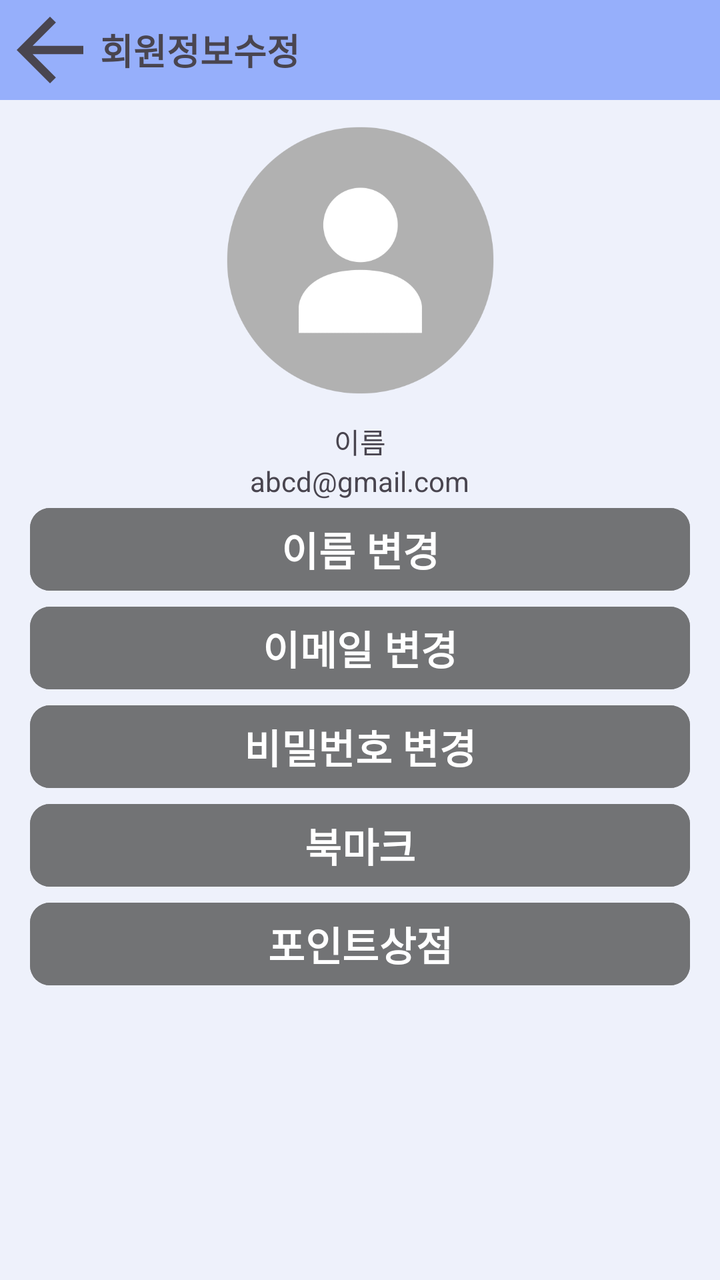
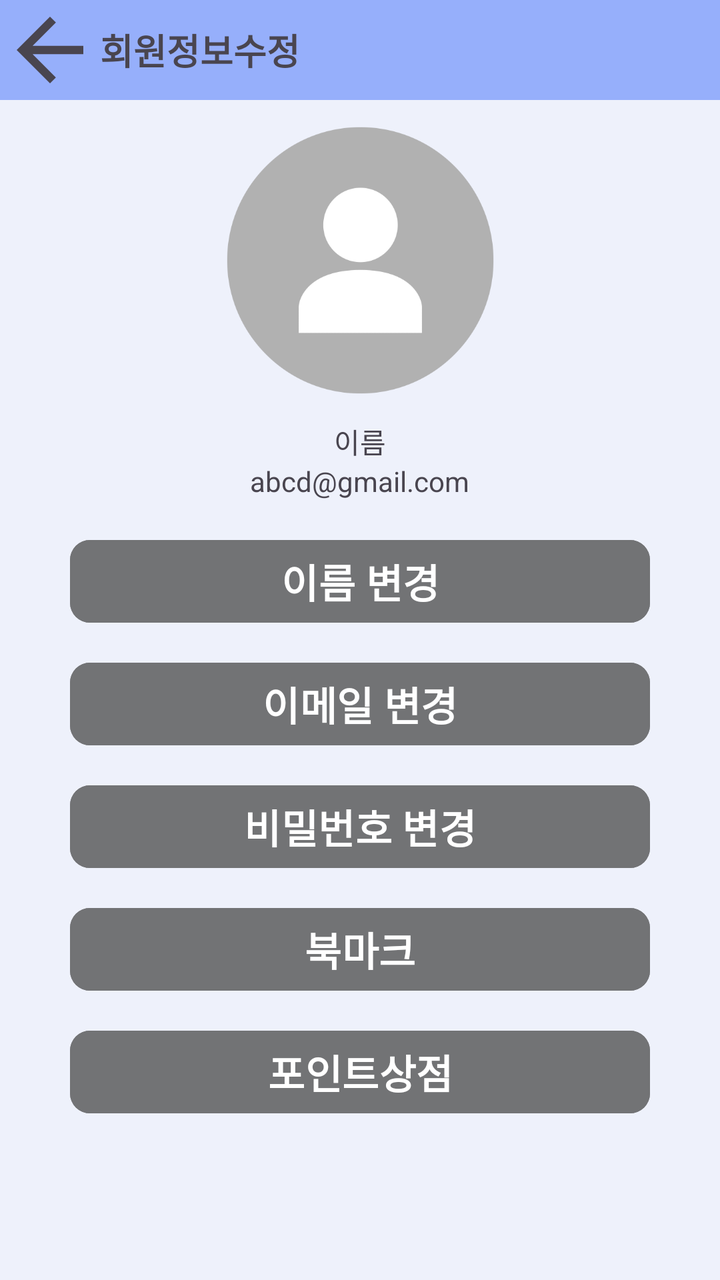

An Android layout rendered at two revisions. The XML below is the earlier revision; the diff shows what the commit changed to produce the second picture.
<!-- AndroidManifest.xml: application theme Theme.Lostfind -->
<!-- res/layout/myinfo.xml -->
<?xml version="1.0" encoding="utf-8"?>
<LinearLayout xmlns:android="http://schemas.android.com/apk/res/android"
    xmlns:app="http://schemas.android.com/apk/res-auto"
    xmlns:tools="http://schemas.android.com/tools"
    android:id="@+id/main"
    android:layout_width="match_parent"
    android:layout_height="match_parent"
    android:orientation="vertical"
    tools:context=".MainActivity"
    android:visibility="visible">

    <RelativeLayout
        android:layout_width="match_parent"
        android:layout_height="50dp"
        android:orientation="horizontal"
        android:background="@color/two">

        <ImageButton
            android:id="@+id/imageButton"
            android:layout_width="50dp"
            android:layout_height="50dp"
            android:adjustViewBounds="true"
            android:scaleType="centerCrop"
            android:src="@drawable/left_arrow"
            android:contentDescription="backButton"
            android:background="?selectableItemBackgroundBorderless" />

        <TextView
            android:layout_width="wrap_content"
            android:layout_height="50dp"
            android:layout_alignBottom="@id/imageButton"
            android:layout_toRightOf="@id/imageButton"
            android:text="회원정보수정"
            android:textSize="18sp"
            android:textStyle="bold"
            android:gravity="center"/>
    </RelativeLayout>

    <LinearLayout
        android:layout_width="match_parent"
        android:layout_height="200dp"
        android:orientation="vertical"
        android:gravity="bottom|center"
        android:background="@color/one">

        <ImageView
            android:layout_width="140dp"
            android:layout_height="100dp"
            android:scaleType="centerCrop"
            android:adjustViewBounds="true"
            android:src="@drawable/default_infoicon"
            android:layout_weight="1" />


        <TextView
            android:id="@+id/userName"
            android:layout_width="wrap_content"
            android:layout_height="wrap_content"
            android:text="이름"/>

        <TextView
            android:id="@+id/userEmail"
            android:layout_width="wrap_content"
            android:layout_height="wrap_content"
            android:text="abcd@gmail.com"/>

    </LinearLayout>

    <LinearLayout
        android:layout_width="match_parent"
        android:layout_height="match_parent"
        android:orientation="vertical"
        android:weightSum="100"
        android:background="@color/one">


        <Button
            android:id="@+id/name_change_button"
            android:layout_width="match_parent"
            android:layout_height="wrap_content"
            android:layout_marginLeft="15dp"
            android:layout_marginRight="15dp"
            android:text="이름 변경"
            android:textSize="20sp"
            android:textStyle="bold"
            app:cornerRadius="10dp"
            android:backgroundTint="@color/gray"/>

        <Button
            android:id="@+id/email_change_button"
            android:layout_width="match_parent"
            android:layout_height="wrap_content"
            android:layout_marginLeft="15dp"
            android:layout_marginRight="15dp"
            android:text="이메일 변경"
            android:textSize="20sp"
            android:textStyle="bold"
            app:cornerRadius="10dp"
            android:backgroundTint="@color/gray"/>

        <Button
            android:id="@+id/pw_change_button"
            android:layout_width="match_parent"
            android:layout_height="wrap_content"
            android:layout_marginRight="15dp"
            android:layout_marginLeft="15dp"
            android:text="비밀번호 변경"
            android:textSize="20sp"
            android:textStyle="bold"
            app:cornerRadius="10dp"
            android:backgroundTint="@color/gray"/>

        <Button
            android:id="@+id/bookmark_button"
            android:layout_width="match_parent"
            android:layout_height="wrap_content"
            android:layout_marginLeft="15dp"
            android:layout_marginRight="15dp"
            android:text="북마크"
            android:textSize="20sp"
            android:textStyle="bold"
            app:cornerRadius="10dp"
            android:backgroundTint="@color/gray"/>

        <Button
            android:id="@+id/pointshop_button"
            android:layout_width="match_parent"
            android:layout_height="wrap_content"
            android:layout_marginLeft="15dp"
            android:layout_marginRight="15dp"
            android:text="포인트상점"
            android:textSize="20sp"
            android:textStyle="bold"
            app:cornerRadius="10dp"
            android:backgroundTint="@color/gray"/>
    </LinearLayout>

</LinearLayout>
<!-- resources referenced by this layout -->
<resources>
  <color name="gray">#727375</color>
  <color name="one">#EEF1FB</color>
  <color name="two">#96AFFB</color>
  <!-- drawable default_infoicon: png bitmap (drawable, 16943 bytes) -->
  <!-- drawable left_arrow (drawable) -->
  <?xml version="1.0" encoding="utf-8"?>
  <vector xmlns:android="http://schemas.android.com/apk/res/android"
      android:width="24dp"
      android:height="24dp"
      android:viewportWidth="24"
      android:viewportHeight="24"
      android:tint="?attr/colorControlNormal">  
  
      
      <path
          android:fillColor="@android:color/white"
          android:pathData="M20,11H7.83l5.59,-5.59L12,4l-8,8 8,8 1.41,-1.41L7.83,13H20v-2z"/>
  </vector>
  <style name="Theme.Lostfind" parent="Base.Theme.Lostfind" />
  <style name="Base.Theme.Lostfind" parent="Theme.Material3.DayNight.NoActionBar">
          
          
      </style>
</resources>

<!-- the commit's change to res/layout/myinfo.xml (unified diff, before → after) -->
@@ -69,6 +69,8 @@
     <LinearLayout
         android:layout_width="match_parent"
         android:layout_height="match_parent"
+        android:paddingLeft="20dp"
+        android:paddingRight="20dp"
         android:orientation="vertical"
         android:weightSum="100"
         android:background="@color/one">
@@ -80,9 +82,12 @@
             android:layout_height="wrap_content"
             android:layout_marginLeft="15dp"
             android:layout_marginRight="15dp"
+            android:layout_marginBottom="12dp"
+            android:layout_marginTop="16dp"
             android:text="이름 변경"
             android:textSize="20sp"
             android:textStyle="bold"
+
             app:cornerRadius="10dp"
             android:backgroundTint="@color/gray"/>
 
@@ -92,6 +97,7 @@
             android:layout_height="wrap_content"
             android:layout_marginLeft="15dp"
             android:layout_marginRight="15dp"
+            android:layout_marginBottom="12dp"
             android:text="이메일 변경"
             android:textSize="20sp"
             android:textStyle="bold"
@@ -107,6 +113,7 @@
             android:text="비밀번호 변경"
             android:textSize="20sp"
             android:textStyle="bold"
+            android:layout_marginBottom="12dp"
             app:cornerRadius="10dp"
             android:backgroundTint="@color/gray"/>
 
@@ -114,6 +121,7 @@
             android:id="@+id/bookmark_button"
             android:layout_width="match_parent"
             android:layout_height="wrap_content"
+            android:layout_marginBottom="12dp"
             android:layout_marginLeft="15dp"
             android:layout_marginRight="15dp"
             android:text="북마크"
